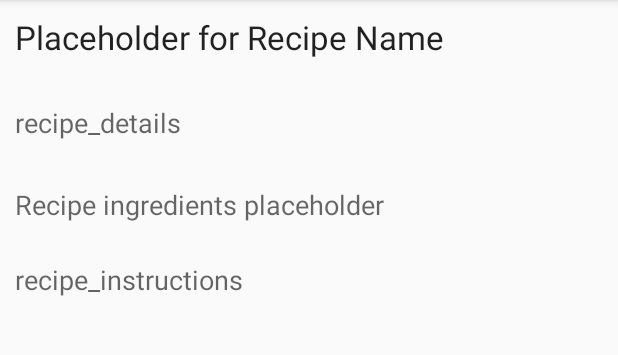
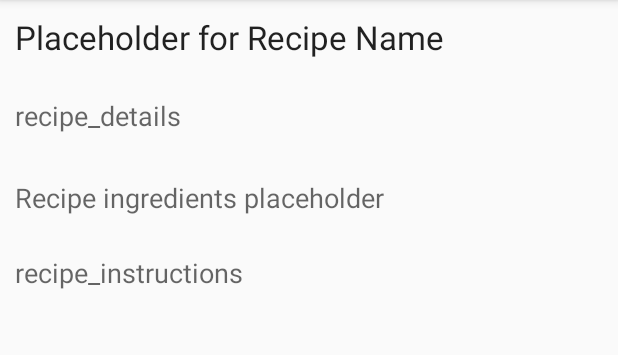
Before and after one commit to ucsdCSE110wi16/CSE110M260T4, an Android app: the fragment RecipeDetailViewFragment shown on its own in the app's theme, on a phone screen of 412 x 824 dp, the part 84-439 px from its top. Run offline under Robolectric (Android 15) with nearby library versions, the phone set to English and light mode, and no system bars; 4 statements that could not run were skipped.

```diff
--- a/app/src/main/res/layout/fragment_recipe_detail_view.xml
+++ b/app/src/main/res/layout/fragment_recipe_detail_view.xml
@@ -25,7 +25,7 @@
         android:layout_below="@+id/recipeTitle"
         android:layout_alignLeft="@+id/recipeTitle"
         android:layout_alignStart="@+id/recipeTitle"
-        android:layout_marginTop="30dp"
+        android:layout_marginTop="25dp"
         android:textAllCaps="false" />
 
     <TextView
```
